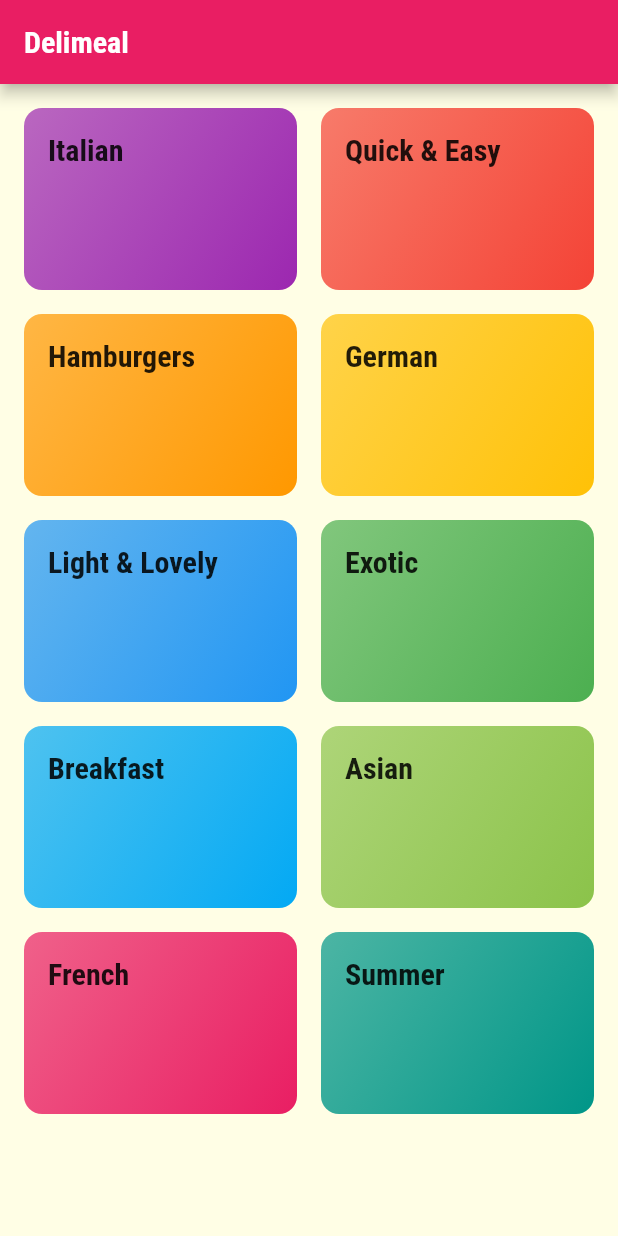
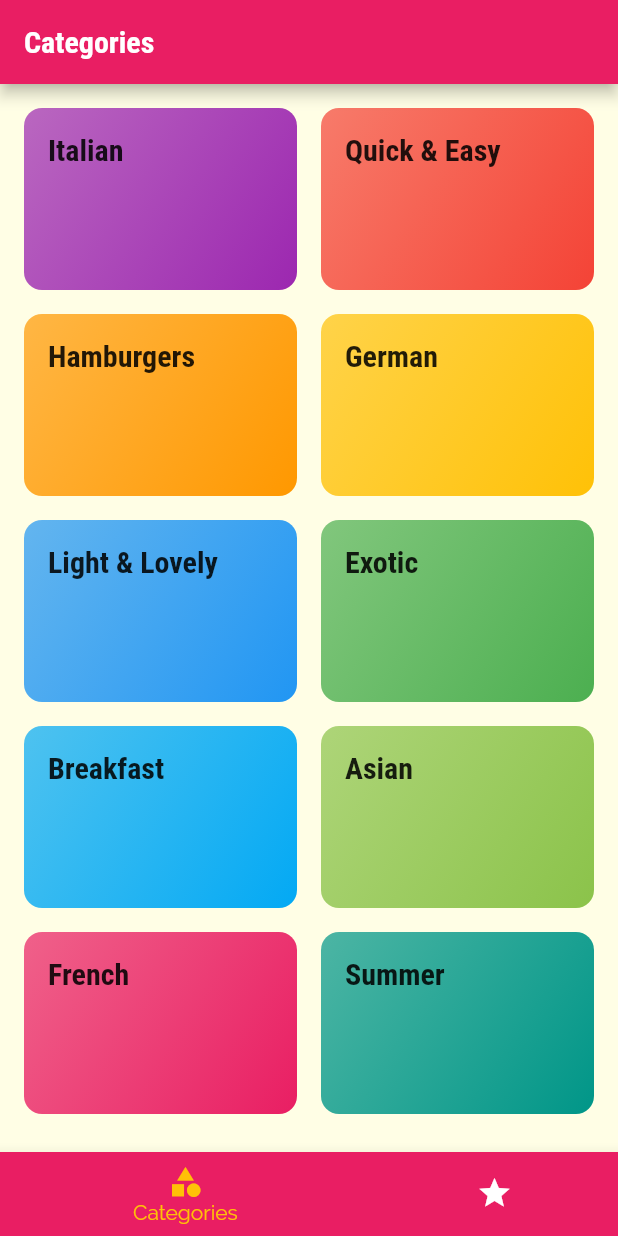
Before and after one commit to gajendrapandeya/meals_app, a Flutter app: the screen it shows after launch, on a phone screen of 412 x 824 dp. Run offline on Flutter 3.47's test engine with Material 2 defaults, Android fonts, the phone set to English and light mode, and no system bars.

Commit message:
Added bottom navigation bar and categories selection and category detail screen

```diff
--- a/lib/main.dart
+++ b/lib/main.dart
@@ -1,7 +1,10 @@
 import 'package:flutter/material.dart';
-import 'package:meals_app/screens/categories_screen.dart';
-import 'package:meals_app/screens/cateogry_meals_screen.dart';
-import 'package:meals_app/utils/routes.dart';
+
+import 'package:meals_app/screens/meal_detail_screen.dart';
+import 'package:meals_app/screens/tabs_screen.dart';
+import './screens/categories_screen.dart';
+import './screens/cateogry_meals_screen.dart';
+import './utils/routes.dart';
 
 void main() => runApp(const MyApp());
 
@@ -12,6 +15,7 @@ class MyApp extends StatelessWidget {
   Widget build(BuildContext context) {
     return MaterialApp(
       title: 'DeliMeals',
+      debugShowCheckedModeBanner: false,
       theme: ThemeData(
         primarySwatch: Colors.pink,
         accentColor: Colors.amber,
@@ -24,12 +28,21 @@ class MyApp extends StatelessWidget {
             bodyText2: const TextStyle(
               color: Color.fromRGBO(20, 51, 51, 1),
             ),
-            headline6:
-                const TextStyle(fontSize: 20.0, fontFamily: 'RobotoCondensed', fontWeight: FontWeight.bold)),
+            headline6: const TextStyle(
+                fontSize: 20.0,
+                fontFamily: 'RobotoCondensed',
+                fontWeight: FontWeight.bold)),
       ),
-      home: const CategoriesScreen(),
+      initialRoute: '/',
       routes: {
-        Routes.CATEGORY_MEALS_SCREEN : (ctx) => const CategoryMealsScreen(),
+        '/': (ctx) => const TabsScreen(),
+        Routes.CATEGORY_MEALS_SCREEN_ROUTE: (ctx) =>
+            const CategoryMealsScreen(),
+        Routes.MEAL_DETAIL_SCREEN_ROUTE: (ctx) => const MealDetailScreen(),
+      },
+      //used as a  404 page in web. If nothing found, this page will be rendered
+      onUnknownRoute: (settings) {
+        return MaterialPageRoute(builder: (ctx) => const CategoryMealsScreen());
       },
     );
   }
--- a/lib/screens/categories_screen.dart
+++ b/lib/screens/categories_screen.dart
@@ -9,11 +9,7 @@ class CategoriesScreen extends StatelessWidget {
 
   @override
   Widget build(BuildContext context) {
-    return Scaffold(
-      appBar: AppBar(
-        title: const Text('Delimeal'),
-      ),
-      body: GridView(
+    return GridView(
       padding: const EdgeInsets.all(16.0),
       gridDelegate: SliverGridDelegateWithMaxCrossAxisExtent(
           maxCrossAxisExtent: (MediaQuery.of(context).size.width / 2),
@@ -21,9 +17,9 @@ class CategoriesScreen extends StatelessWidget {
           crossAxisSpacing: 16.0,
           mainAxisSpacing: 16.0),
       children: DUMMY_CATEGORIES
-              .map((catData) =>
-                  CategoryItem(id: catData.id, title: catData.title, color: catData.color))
-              .toList()),
+          .map((catData) => CategoryItem(
+              id: catData.id, title: catData.title, color: catData.color))
+          .toList(),
     );
   }
 }
--- /dev/null
+++ b/lib/screens/tabs_screen.dart
@@ -0,0 +1,53 @@
+import 'package:flutter/cupertino.dart';
+import 'package:flutter/material.dart';
+
+import 'package:meals_app/screens/favourite_screen.dart';
+import 'categories_screen.dart';
+
+class TabsScreen extends StatefulWidget {
+  const TabsScreen({Key? key}) : super(key: key);
+
+  @override
+  _TabsScreenState createState() => _TabsScreenState();
+}
+
+class _TabsScreenState extends State<TabsScreen> {
+  static const List<Map<String, dynamic>> _pages = [
+    {'page': CategoriesScreen(), 'title': 'Categories'},
+    {'page': FavouritesScreen(), 'title': 'Favourites'}
+  ];
+
+  int _selectedPageIndex = 0;
+
+  @override
+  Widget build(BuildContext context) {
+    return Scaffold(
+      appBar: AppBar(
+        title: Text(_pages[_selectedPageIndex]['title']),
+      ),
+      body: _pages[_selectedPageIndex]['page'],
+      bottomNavigationBar: BottomNavigationBar(
+        onTap: (index) {
+          setState(() {
+            _selectedPageIndex = index;
+          });
+        },
+        currentIndex: _selectedPageIndex,
+        backgroundColor: Theme.of(context).primaryColor,
+        unselectedItemColor: Colors.white,
+        selectedItemColor: Theme.of(context).accentColor,
+        type: BottomNavigationBarType.shifting,
+        items: <BottomNavigationBarItem>[
+          BottomNavigationBarItem(
+              backgroundColor: Theme.of(context).primaryColor,
+              icon: const Icon(Icons.category),
+              label: 'Categories'),
+          BottomNavigationBarItem(
+              backgroundColor: Theme.of(context).primaryColor,
+              icon: const Icon(Icons.star),
+              label: 'Favourites'),
+        ],
+      ),
+    );
+  }
+}
--- a/lib/utils/routes.dart
+++ b/lib/utils/routes.dart
@@ -1,3 +1,4 @@
  class Routes {
-  static const CATEGORY_MEALS_SCREEN = '/category-meal';
+  static const CATEGORY_MEALS_SCREEN_ROUTE = '/category-meal';
+  static const MEAL_DETAIL_SCREEN_ROUTE = '/meal-detail';
 }
--- a/lib/widgets/category_item.dart
+++ b/lib/widgets/category_item.dart
@@ -14,7 +14,7 @@ class CategoryItem extends StatelessWidget {
   @override
   Widget build(BuildContext context) {
     return InkWell(
-      onTap: () => Navigator.of(context).pushNamed(Routes.CATEGORY_MEALS_SCREEN,
+      onTap: () => Navigator.of(context).pushNamed(Routes.CATEGORY_MEALS_SCREEN_ROUTE,
           arguments: {'id': id, 'title': title}),
       borderRadius: BorderRadius.circular(12.0),
       splashColor: Theme.of(context).primaryColor,
```
Also changed, not shown: lib/screens/cateogry_meals_screen.dart (+17 -2 lines), lib/screens/favourite_screen.dart (added, +10 -0 lines), lib/screens/meal_detail_screen.dart (added, +88 -0 lines), lib/widgets/meal_item.dart (added, +135 -0 lines). Lines whose indentation alone changed are shown as unchanged.
